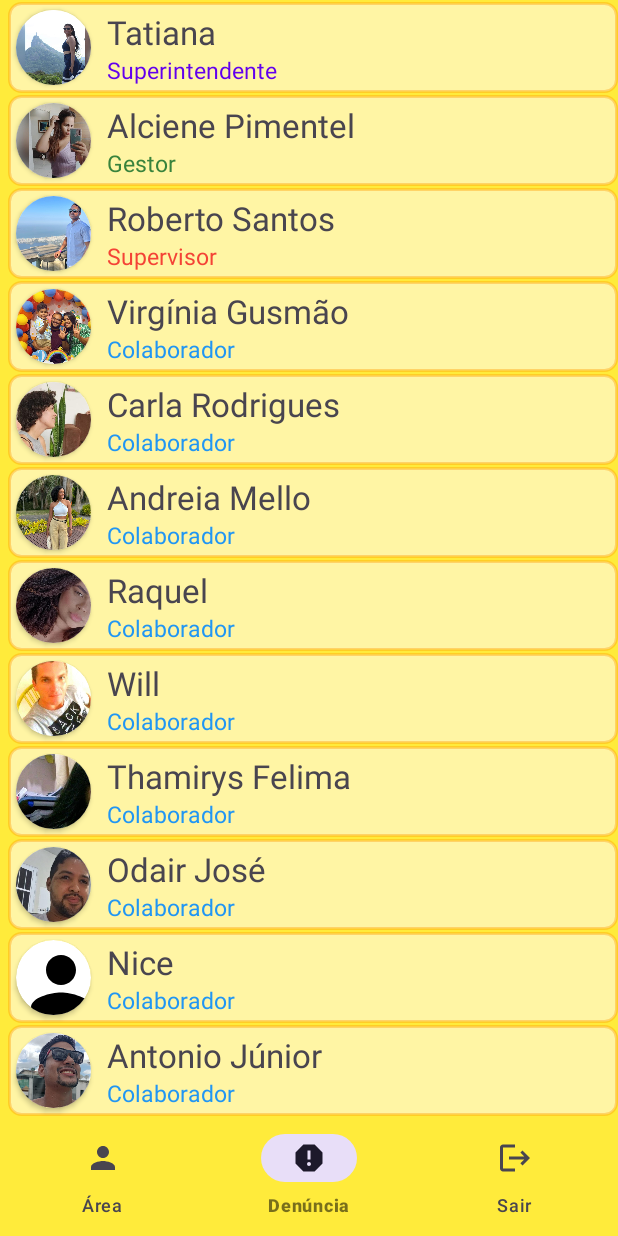
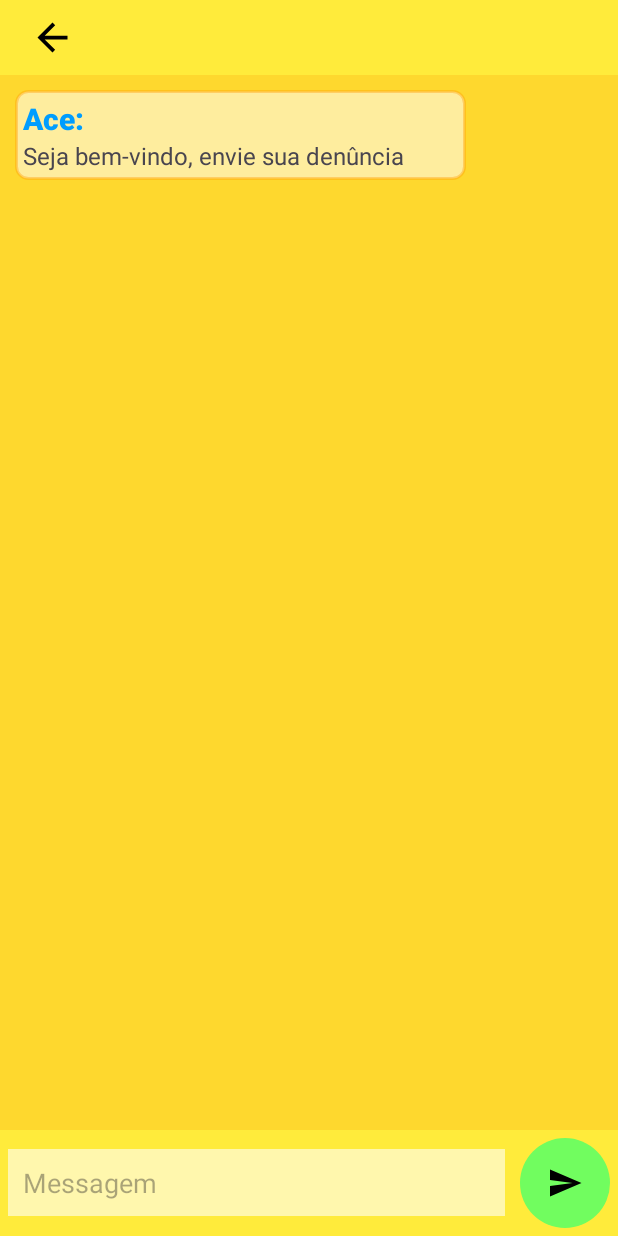
Before and after one commit to jurniores/AceArea, an Android app: the screen it shows after launch (MainActivity before the commit, ReportActivity after it), item 2 of the bottom bar chosen, on a phone screen of 412 x 824 dp. Run offline under Robolectric (Android 15) with nearby library versions, the phone set to English and light mode, and no system bars.

Commit message:
Second Commit

```diff
--- a/app/build.gradle.kts
+++ b/app/build.gradle.kts
@@ -45,6 +45,7 @@ dependencies {
     implementation(libs.material)
     implementation(libs.androidx.activity)
     implementation(libs.androidx.constraintlayout)
+    implementation(libs.play.services.maps)
     testImplementation(libs.junit)
     androidTestImplementation(libs.androidx.junit)
     androidTestImplementation(libs.androidx.espresso.core)
--- a/app/src/main/AndroidManifest.xml
+++ b/app/src/main/AndroidManifest.xml
@@ -12,6 +12,12 @@
         android:supportsRtl="true"
         android:theme="@style/Theme.AceArea"
         tools:targetApi="31">
+        <activity
+            android:name=".UI.ReportActivity"
+            android:exported="false" />
+        <activity
+            android:name=".UI.DenunciaActivity"
+            android:exported="false" />
         <activity
             android:name=".UI.AreaActivity"
             android:exported="false" />
--- a/app/src/main/java/com/example/acearea/Adapters/PersonAdapter.kt
+++ b/app/src/main/java/com/example/acearea/Adapters/PersonAdapter.kt
@@ -1,6 +1,8 @@
 package com.example.acearea.Adapters
 
 import android.content.Context
+import android.content.Intent
+import android.net.Uri
 import android.view.LayoutInflater
 import android.view.View
 import android.view.ViewGroup
@@ -57,6 +59,12 @@ class PersonAdapter(
             }
         }
         holder.imagePerson.setImageResource(person.image)
+        holder.itemView.setOnClickListener{
+            val intent = Intent(Intent.ACTION_VIEW, Uri.parse(person.link))
+
+
+            holder.itemView.context.startActivity(intent)
+        }
 
     }
 
--- a/app/src/main/java/com/example/acearea/MainActivity.kt
+++ b/app/src/main/java/com/example/acearea/MainActivity.kt
@@ -1,10 +1,11 @@
 package com.example.acearea
 
 
+import android.content.Intent
 import android.os.Bundle
-import android.widget.Toast
 import androidx.appcompat.app.AppCompatActivity
 import com.example.acearea.Adapters.PersonAdapter
+import com.example.acearea.UI.ReportActivity
 import com.example.acearea.Users.Person
 import com.example.acearea.databinding.ActivityMainBinding
 
@@ -37,7 +38,6 @@ class MainActivity : AppCompatActivity() {
         adapter.Init()
 
 
-
         setContentView(binding.root)
 
 
@@ -45,11 +45,9 @@ class MainActivity : AppCompatActivity() {
         binding.bottomNavigation.setOnItemSelectedListener {
             when (it.itemId) {
                 R.id.item_logout -> finish()
-                R.id.item_denuncia -> Toast.makeText(
-                    applicationContext,
-                    "Denuncia",
-                    Toast.LENGTH_SHORT
-                ).show()
+                R.id.item_denuncia -> {
+                    startActivity(Intent(this,ReportActivity::class.java))
+                }
             }
             true
         }
--- a/app/src/main/java/com/example/acearea/UI/AreaActivity.kt
+++ b/app/src/main/java/com/example/acearea/UI/AreaActivity.kt
@@ -17,5 +17,7 @@ class AreaActivity : AppCompatActivity() {
             v.setPadding(systemBars.left, systemBars.top, systemBars.right, systemBars.bottom)
             insets
         }
+
+
     }
 }
--- /dev/null
+++ b/app/src/main/java/com/example/acearea/UI/ReportActivity.kt
@@ -0,0 +1,25 @@
+package com.example.acearea.UI
+
+import android.content.Intent
+import android.os.Bundle
+import androidx.appcompat.app.AppCompatActivity
+import com.example.acearea.MainActivity
+import com.example.acearea.databinding.ActivityReportBinding
+
+class ReportActivity : AppCompatActivity() {
+    private lateinit var binding :ActivityReportBinding
+    override fun onCreate(savedInstanceState: Bundle?) {
+        super.onCreate(savedInstanceState)
+
+        binding = ActivityReportBinding.inflate(layoutInflater)
+        setContentView(binding.root)
+
+        binding.buttonBack.setOnClickListener{
+            val intent = Intent(this,MainActivity::class.java)
+            intent.flags = Intent.FLAG_ACTIVITY_CLEAR_TOP
+            startActivity(intent)
+            finish()
+        }
+
+    }
+}
--- /dev/null
+++ b/app/src/main/res/drawable/baseline_arrow_back_24.xml
@@ -0,0 +1,5 @@
+<vector xmlns:android="http://schemas.android.com/apk/res/android" android:autoMirrored="true" android:height="30dp" android:tint="#000000" android:viewportHeight="24" android:viewportWidth="24" android:width="30dp">
+
+    <path android:fillColor="@android:color/white" android:pathData="M20,11H7.83l5.59,-5.59L12,4l-8,8 8,8 1.41,-1.41L7.83,13H20v-2z"/>
+
+</vector>
--- /dev/null
+++ b/app/src/main/res/drawable/baseline_send_24.xml
@@ -0,0 +1,5 @@
+<vector xmlns:android="http://schemas.android.com/apk/res/android" android:autoMirrored="true" android:height="24dp" android:tint="#000000" android:viewportHeight="24" android:viewportWidth="24" android:width="24dp">
+
+    <path android:fillColor="@android:color/white" android:pathData="M2.01,21L23,12 2.01,3 2,10l15,2 -15,2z"/>
+
+</vector>
--- a/app/src/main/res/drawable/border_radius.xml
+++ b/app/src/main/res/drawable/border_radius.xml
@@ -1,5 +1,5 @@
 <shape xmlns:android="http://schemas.android.com/apk/res/android">
-    <solid android:color="#FFFFFF" /> <!-- Cor de fundo da imagem (opcional) -->
-    <corners android:radius="1000dp"/> <!-- Define o formato circular -->
-    <size android:width="100dp" android:height="100dp"/> <!-- Tamanho da imagem -->
+    <solid android:color="@color/colorSend" /> <!-- Cor de fundo da imagem (opcional) -->
+    <corners android:radius="50dp"/> <!-- Define o formato circular -->
+    <size android:width="60dp" android:height="60dp"/> <!-- Tamanho da imagem -->
 </shape>
--- a/app/src/main/res/layout/activity_area.xml
+++ b/app/src/main/res/layout/activity_area.xml
@@ -5,6 +5,4 @@
     android:id="@+id/main"
     android:layout_width="match_parent"
     android:layout_height="match_parent"
-    tools:context=".UI.AreaActivity">
-
-</androidx.constraintlayout.widget.ConstraintLayout>
+    tools:context=".UI.AreaActivity"/>
--- /dev/null
+++ b/app/src/main/res/layout/activity_report.xml
@@ -0,0 +1,99 @@
+<?xml version="1.0" encoding="utf-8"?>
+<RelativeLayout xmlns:android="http://schemas.android.com/apk/res/android"
+    xmlns:app="http://schemas.android.com/apk/res-auto"
+    xmlns:tools="http://schemas.android.com/tools"
+    android:id="@+id/main"
+    android:layout_width="match_parent"
+    android:layout_height="match_parent"
+    android:orientation="vertical"
+    tools:context=".UI.ReportActivity">
+
+    <LinearLayout
+        android:id="@+id/linerar_report_top"
+        android:layout_width="match_parent"
+        android:layout_height="wrap_content"
+        android:orientation="vertical"
+
+        >
+
+        <ImageButton
+            android:id="@+id/button_back"
+            android:layout_width="70dp"
+            android:layout_height="50dp"
+            android:background="@android:color/transparent"
+            android:src="@drawable/baseline_arrow_back_24" />
+    </LinearLayout>
+
+    <LinearLayout
+
+        android:id="@+id/linerar_report"
+        android:layout_width="match_parent"
+        android:layout_height="match_parent"
+        android:layout_above="@id/linerar_report_bottom"
+        android:layout_below="@id/linerar_report_top"
+        android:background="@color/colorChat"
+        android:orientation="vertical"
+        android:padding="10dp"
+
+        >
+
+        <LinearLayout
+            android:layout_width="wrap_content"
+            android:layout_height="wrap_content"
+            android:background="@drawable/border"
+            android:orientation="vertical"
+            android:padding="5dp">
+
+            <TextView
+                android:layout_width="wrap_content"
+                android:layout_height="wrap_content"
+                android:fontFamily="sans-serif-black"
+                android:text="Ace:"
+                android:textColor="#009DFF"
+                android:textSize="20sp" />
+
+            <TextView
+                android:layout_width="290sp"
+                android:layout_height="wrap_content"
+                android:text="Seja bem-vindo, envie sua denûncia"
+                android:textSize="16sp" />
+        </LinearLayout>
+
+    </LinearLayout>
+
+    <RelativeLayout
+        android:id="@+id/linerar_report_bottom"
+        android:layout_width="match_parent"
+        android:layout_height="wrap_content"
+
+        android:layout_alignParentBottom="true"
+        android:layout_margin="5dp"
+        android:orientation="horizontal"
+
+        >
+
+        <EditText
+            android:id="@+id/edit_text_repot"
+            android:layout_width="match_parent"
+            android:layout_height="wrap_content"
+            android:layout_centerInParent="true"
+            android:layout_gravity="center"
+            android:layout_toStartOf="@id/button_message_repot"
+            android:background="#FFF7AD"
+            android:hint="Messagem"
+            android:padding="10dp" />
+
+        <ImageButton
+            android:id="@+id/button_message_repot"
+            android:layout_width="wrap_content"
+            android:layout_height="wrap_content"
+            android:layout_alignParentEnd="true"
+            android:layout_centerInParent="true"
+            android:layout_marginLeft="10dp"
+            android:background="@drawable/border_radius"
+            android:src="@drawable/baseline_send_24" />
+
+    </RelativeLayout>
+
+
+</RelativeLayout>
--- a/app/src/main/res/values/colors.xml
+++ b/app/src/main/res/values/colors.xml
@@ -14,4 +14,6 @@
     <color name="colorBorder">#5FFF9800</color>
     <color name="colorColaborador">#2196F3</color>
     <color name="colorSupervisor">#F44336</color>
+    <color name="colorSend">#71FD5F</color>
+    <color name="colorChat">#98FDCC25</color>
 </resources>
--- a/app/src/main/res/values/strings.xml
+++ b/app/src/main/res/values/strings.xml
@@ -1,4 +1,4 @@
 <resources>
     <string name="app_name">Ace Area</string>
-    <string name="fontSplash"><i>Agente de combate às Endemias de Condado</i></string>
+    <string name="fontSplash"><i><small>Agente de combate às Endemias de Condado</small></i></string>
 </resources>
--- a/gradle/libs.versions.toml
+++ b/gradle/libs.versions.toml
@@ -9,6 +9,7 @@ appcompat = "1.7.0"
 material = "1.12.0"
 activity = "1.9.3"
 constraintlayout = "2.1.4"
+playServicesMaps = "19.0.0"
 
 [libraries]
 androidx-core-ktx = { group = "androidx.core", name = "core-ktx", version.ref = "coreKtx" }
@@ -19,6 +20,7 @@ androidx-appcompat = { group = "androidx.appcompat", name = "appcompat", version
 material = { group = "com.google.android.material", name = "material", version.ref = "material" }
 androidx-activity = { group = "androidx.activity", name = "activity", version.ref = "activity" }
 androidx-constraintlayout = { group = "androidx.constraintlayout", name = "constraintlayout", version.ref = "constraintlayout" }
+play-services-maps = { group = "com.google.android.gms", name = "play-services-maps", version.ref = "playServicesMaps" }
 
 [plugins]
 android-application = { id = "com.android.application", version.ref = "agp" }
```
